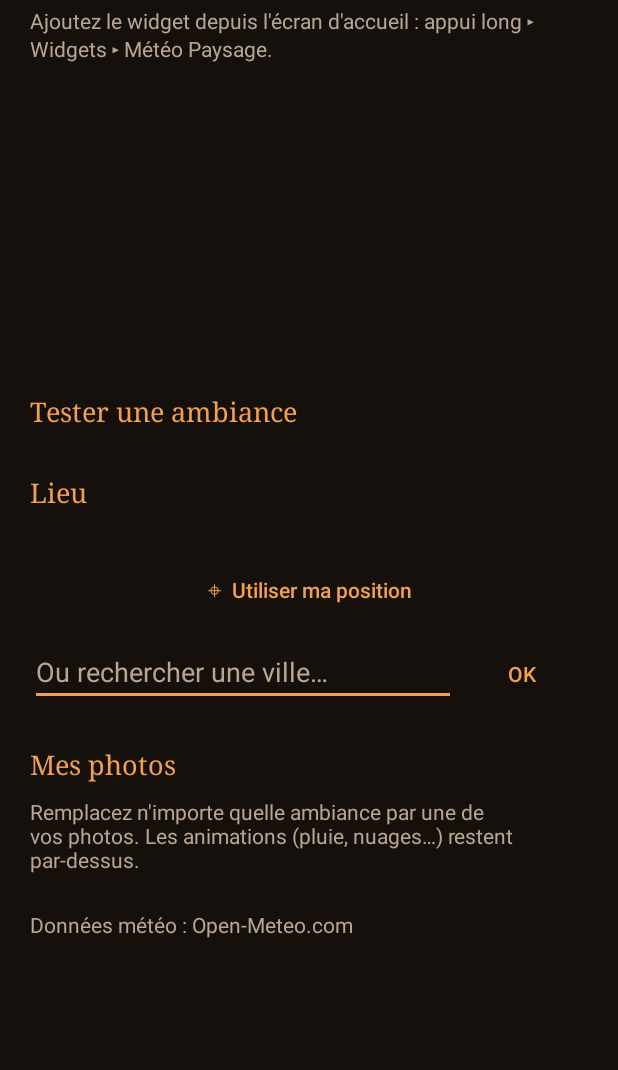
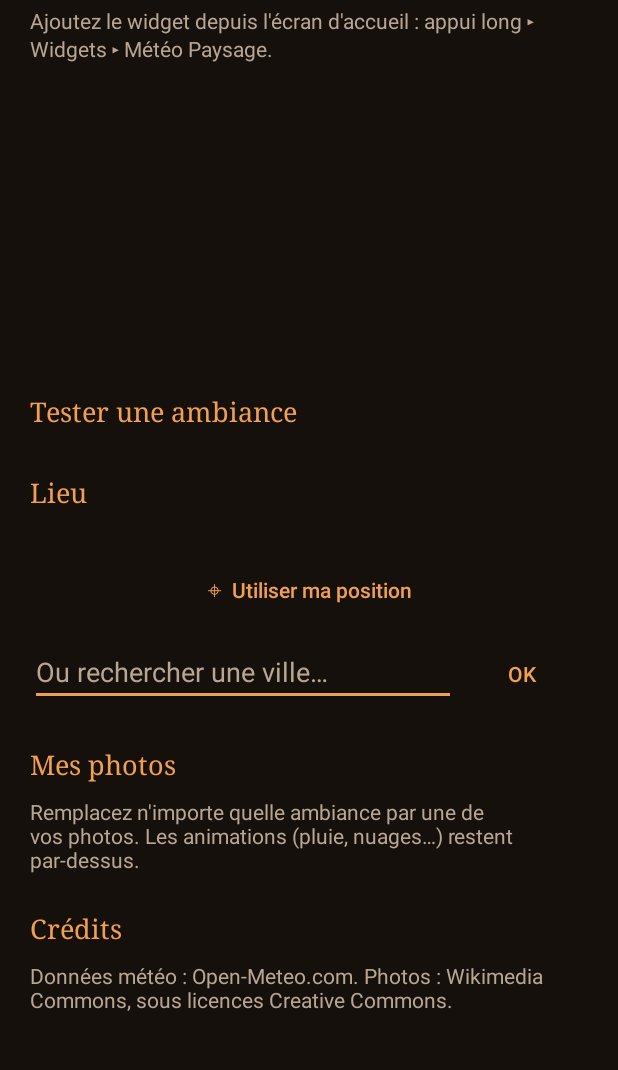
Before and after one commit to jpbarretobot/jpbbot, an Android app: the layout activity_main.xml on its own in the app's theme, with its tools: preview values and no code run, on a phone screen of 412 x 824 dp, the part 104-1174 px from its top. Run offline under Robolectric (Android 15) with nearby library versions, the phone set to English and light mode, and no system bars.

Commit message:
Vraies photos de paysage (Wikimedia Commons) à la place des illustrations
Co-Authored-By: Claude Opus 5.5 <noreply@anthropic.com>
Claude-Session: https://claude.ai/code/session_0179hjMEH44CmeVFP4WuaqE7

```diff
--- a/app/src/main/java/fr/jpb/meteowidget/Ambience.kt
+++ b/app/src/main/java/fr/jpb/meteowidget/Ambience.kt
@@ -97,7 +97,7 @@ object Ambiences {
             Condition.CLEAR -> when {
                 golden -> Ambience(goldenBackdrop, emptySet())
                 night -> Ambience(Backdrop.CLEAR_NIGHT, emptySet())
-                else -> Ambience(Backdrop.CLEAR_DAY, setOf(Fx.CLOUDS_LIGHT))
+                else -> Ambience(Backdrop.CLEAR_DAY, emptySet())
             }
             Condition.PARTLY -> when {
                 golden -> Ambience(goldenBackdrop, setOf(Fx.CLOUDS_LIGHT), goldenTint)
--- a/app/src/main/java/fr/jpb/meteowidget/MainActivity.kt
+++ b/app/src/main/java/fr/jpb/meteowidget/MainActivity.kt
@@ -39,6 +39,8 @@ class MainActivity : Activity() {
         }
         buildAmbienceChips()
         buildPhotoRows()
+        findViewById<TextView>(R.id.credits).text =
+            resources.openRawResource(R.raw.photo_credits).bufferedReader().use { it.readText() }
     }
 
     override fun onResume() {
--- a/app/src/main/res/layout/activity_main.xml
+++ b/app/src/main/res/layout/activity_main.xml
@@ -97,9 +97,16 @@
             android:layout_height="wrap_content"
             android:orientation="vertical" />
 
+        <TextView style="@style/Section" android:text="Crédits" />
+
         <TextView
             style="@style/Muted"
-            android:layout_marginTop="24dp"
-            android:text="Données météo : Open-Meteo.com" />
+            android:text="Données météo : Open-Meteo.com. Photos : Wikimedia Commons, sous licences Creative Commons." />
+
+        <TextView
+            android:id="@+id/credits"
+            style="@style/Muted"
+            android:textIsSelectable="true"
+            android:textSize="12sp" />
     </LinearLayout>
 </ScrollView>
```
Also changed, not shown: 3 other files.
